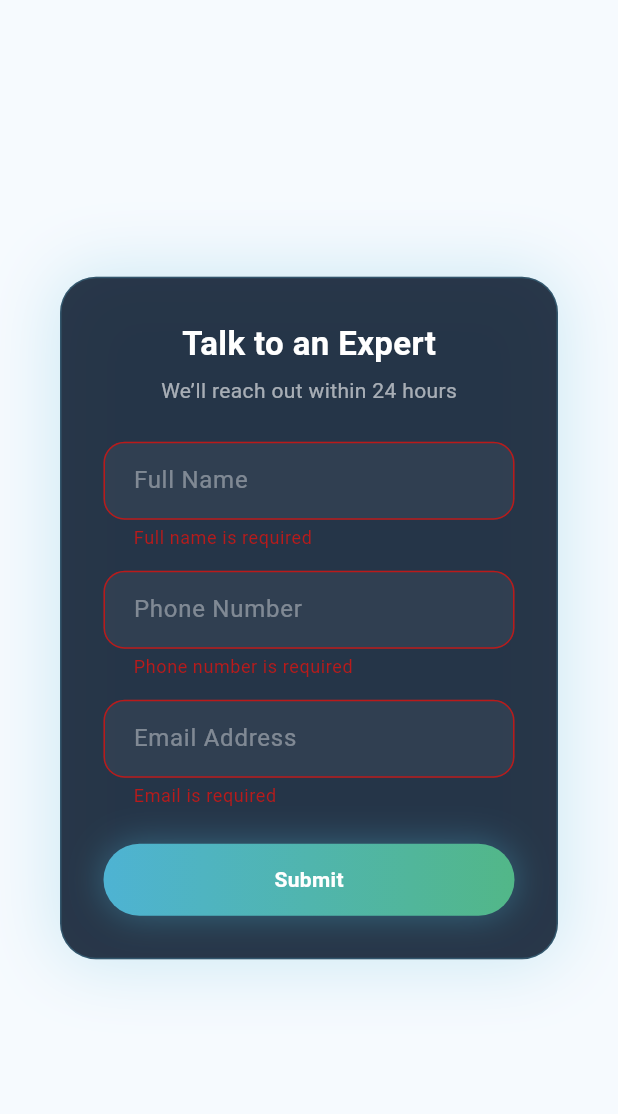
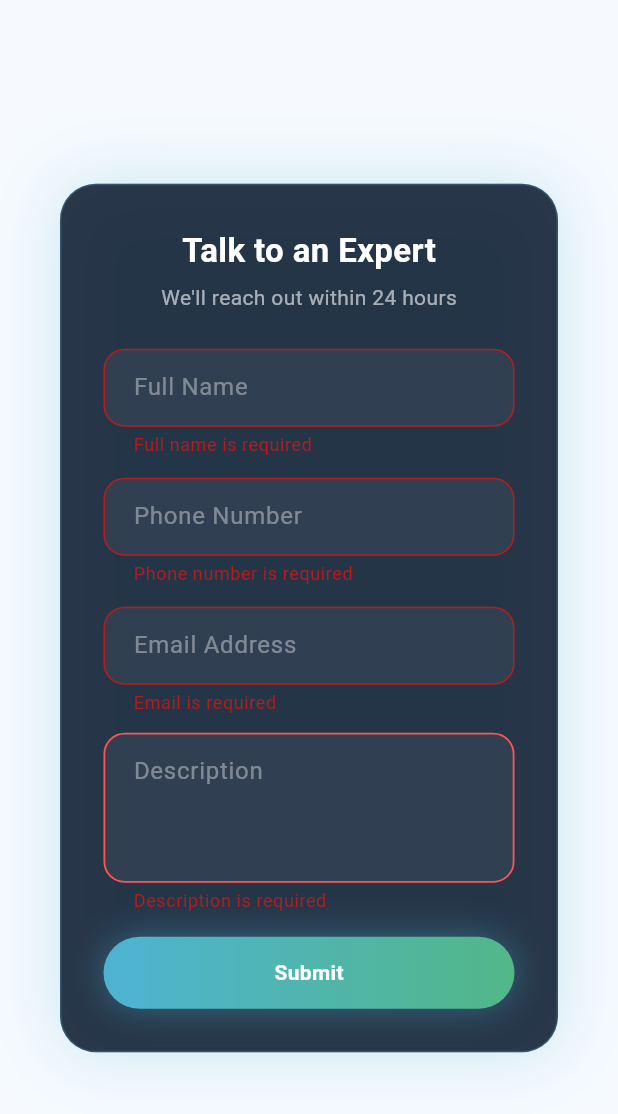
Before and after one commit to ashhhhh11/agni_flutter_web, a Flutter app: the _ContactFormDialog widget shown alone on an empty page, opened directly, after a tap on "Submit", on a phone screen of 412 x 824 dp. Shown: the top 1114 px of the screen. Run offline on Flutter 3.47's test engine with Material 3 defaults, Android fonts, the phone set to English and light mode, and no system bars; our stand-ins replace connectivity_plus, google_fonts, video_player; missing offline and left inert: dart:html, dart:js_interop, dart:js_util; network calls fail; statements that could not run were skipped.

Commit message:
everything working

```diff
--- a/lib/core/contact_email_stub.dart
+++ b/lib/core/contact_email_stub.dart
@@ -2,7 +2,8 @@ Future<bool> composeContactEmail({
   required String recipientEmail,
   required String name,
   required String phone,
-  required String senderEmail,
+  required String description,
+
 }) async {
   return false;
 }
--- a/lib/presentation/pages/landing_page.dart
+++ b/lib/presentation/pages/landing_page.dart
@@ -2332,6 +2332,7 @@ class _ContactFormDialogState extends State<_ContactFormDialog> {
   final nameController = TextEditingController();
   final phoneController = TextEditingController();
   final emailController = TextEditingController();
+  final descController = TextEditingController();
 
   bool submitted = false;
 
@@ -2339,10 +2340,10 @@ class _ContactFormDialogState extends State<_ContactFormDialog> {
     if (!_formKey.currentState!.validate()) return;
 
     final didSend = await composeContactEmail(
-      recipientEmail: emailController.text.trim(),
-      name: nameController.text.trim(),
-      phone: phoneController.text.trim(),
-      senderEmail: emailController.text.trim(),
+      recipientEmail: emailController.text,
+      name: nameController.text,
+      phone: phoneController.text,
+      description: descController.text,
     );
 
     if (!mounted) return;
@@ -2475,7 +2476,7 @@ class _ContactFormDialogState extends State<_ContactFormDialog> {
           ),
           const SizedBox(height: 6),
           const Text(
-            "We’ll reach out within 24 hours",
+            "We'll reach out within 24 hours",
             style: TextStyle(color: Colors.white60),
           ),
           const SizedBox(height: 24),
@@ -2498,7 +2499,61 @@ class _ContactFormDialogState extends State<_ContactFormDialog> {
             keyboard: TextInputType.emailAddress,
             validator: validateEmail,
           ),
-          const SizedBox(height: 24),
+          const SizedBox(height: 12),
+          // ✅ Description field
+          TextFormField(
+            controller: descController,
+            maxLines: 3,
+            style: const TextStyle(color: Colors.white),
+            validator: (value) {
+              if (value == null || value.trim().isEmpty) {
+                return "Description is required";
+              }
+              return null;
+            },
+            decoration: InputDecoration(
+              hintText: "Description",
+              hintStyle: const TextStyle(color: Colors.white38),
+              filled: true,
+              fillColor: Colors.white.withOpacity(0.05),
+              contentPadding:
+                  const EdgeInsets.symmetric(horizontal: 16, vertical: 14),
+              border: OutlineInputBorder(
+                borderRadius: BorderRadius.circular(14),
+                borderSide: BorderSide(
+                  color: Colors.white.withOpacity(0.1),
+                ),
+              ),
+              enabledBorder: OutlineInputBorder(
+                borderRadius: BorderRadius.circular(14),
+                borderSide: BorderSide(
+                  color: Colors.white.withOpacity(0.1),
+                ),
+              ),
+              focusedBorder: OutlineInputBorder(
+                borderRadius: BorderRadius.circular(14),
+                borderSide: const BorderSide(
+                  color: Color(0xFF4EB3D3),
+                  width: 1.5,
+                ),
+              ),
+              errorBorder: OutlineInputBorder(
+                borderRadius: BorderRadius.circular(14),
+                borderSide: const BorderSide(
+                  color: Colors.redAccent,
+                  width: 1.2,
+                ),
+              ),
+              focusedErrorBorder: OutlineInputBorder(
+                borderRadius: BorderRadius.circular(14),
+                borderSide: const BorderSide(
+                  color: Colors.redAccent,
+                  width: 1.5,
+                ),
+              ),
+            ),
+          ),
+          const SizedBox(height: 16),
           _gradientButton("Submit", _submitContactForm),
         ],
       ),
```
Also changed, not shown: lib/core/contact_email_web.dart (+23 -15 lines), lib/data/services/audio_playback_service_web.dart (+19 -13 lines), lib/data/services/audio_record_service_web.dart (+22 -9 lines), lib/data/services/voice_socket_service.dart (+29 -15 lines), lib/presentation/controllers/voice_chat_controller.dart (+38 -16 lines).
